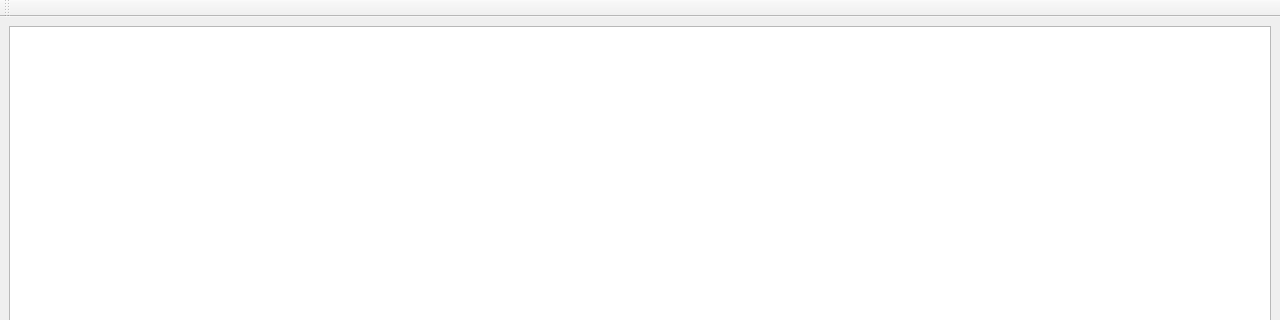
Before: the Qt Designer form RainSimulator/mainwindow.ui in marchenko-vs/ics7-cg-cp, drawn with Qt 5; both pictures show x 0 to 1280 and y 0 to 320 of the 1280 by 720 pixel window.
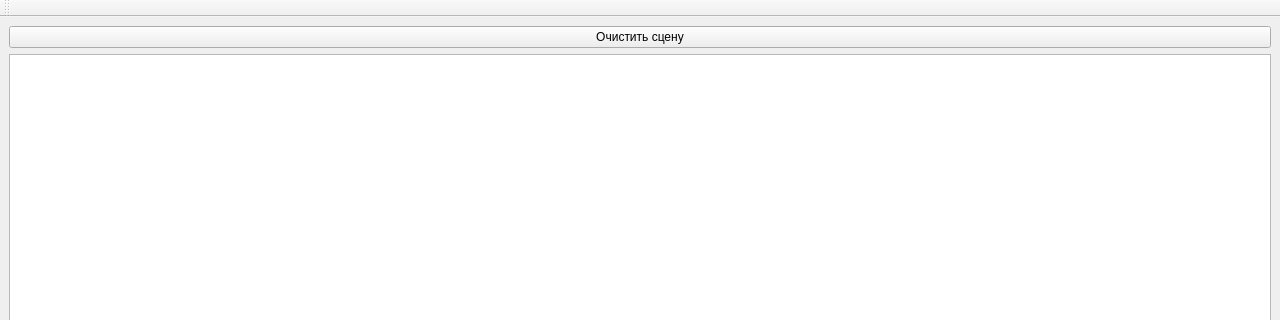
After: the same form once the commit is applied.

The edit to the form file:
```diff
--- a/RainSimulator/mainwindow.ui
+++ b/RainSimulator/mainwindow.ui
@@ -21,9 +21,16 @@
   </property>
   <widget class="QWidget" name="centralwidget">
    <layout class="QGridLayout" name="gridLayout">
-    <item row="0" column="0">
+    <item row="1" column="0">
      <widget class="QGraphicsView" name="graphicsView"/>
     </item>
+    <item row="0" column="0">
+     <widget class="QPushButton" name="pushButton">
+      <property name="text">
+       <string>Очистить сцену</string>
+      </property>
+     </widget>
+    </item>
    </layout>
   </widget>
   <widget class="QMenuBar" name="menubar">
```
Left out of the diff: 2 changed lines with no effect on the pictures.
